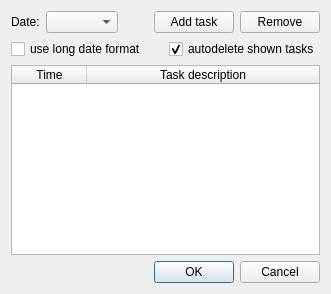
Above: plugins/schedule/gui/settings_dialog.ui from Kolcha/DigitalClock4 before the change. Below: the same form after it.
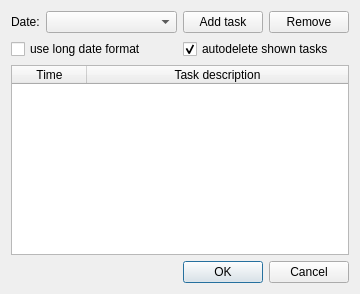
That is the form after the change. Icons and pictures are not drawn.

Patch:
```diff
--- a/plugins/schedule/gui/settings_dialog.ui
+++ b/plugins/schedule/gui/settings_dialog.ui
@@ -6,7 +6,7 @@
    <rect>
     <x>0</x>
     <y>0</y>
-    <width>331</width>
+    <width>360</width>
     <height>294</height>
    </rect>
   </property>
@@ -31,20 +31,14 @@
       </widget>
      </item>
      <item>
-      <widget class="QComboBox" name="days_box"/>
-     </item>
-     <item>
-      <spacer name="horizontalSpacer">
-       <property name="orientation">
-        <enum>Qt::Horizontal</enum>
+      <widget class="QComboBox" name="days_box">
+       <property name="sizePolicy">
+        <sizepolicy hsizetype="Expanding" vsizetype="Fixed">
+         <horstretch>0</horstretch>
+         <verstretch>0</verstretch>
+        </sizepolicy>
        </property>
-       <property name="sizeHint" stdset="0">
-        <size>
-         <width>20</width>
-         <height>20</height>
-        </size>
-       </property>
-      </spacer>
+      </widget>
      </item>
      <item>
       <widget class="QPushButton" name="add_btn">
```
Left out of the diff: 3 changed lines with no effect on the pictures.
